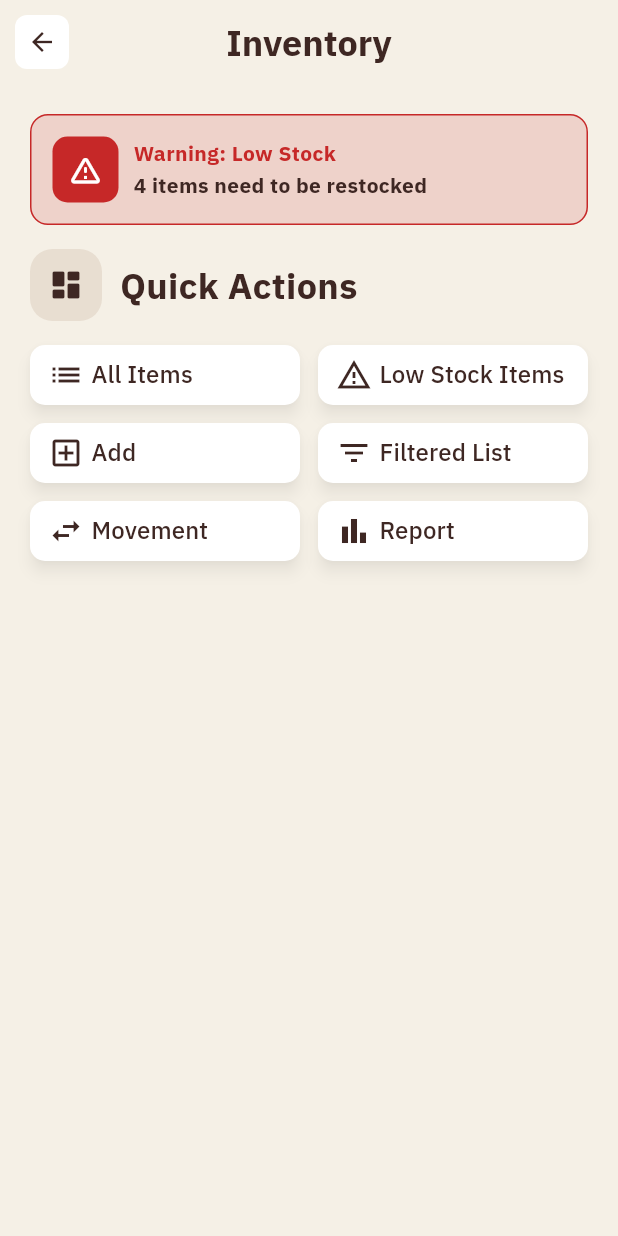
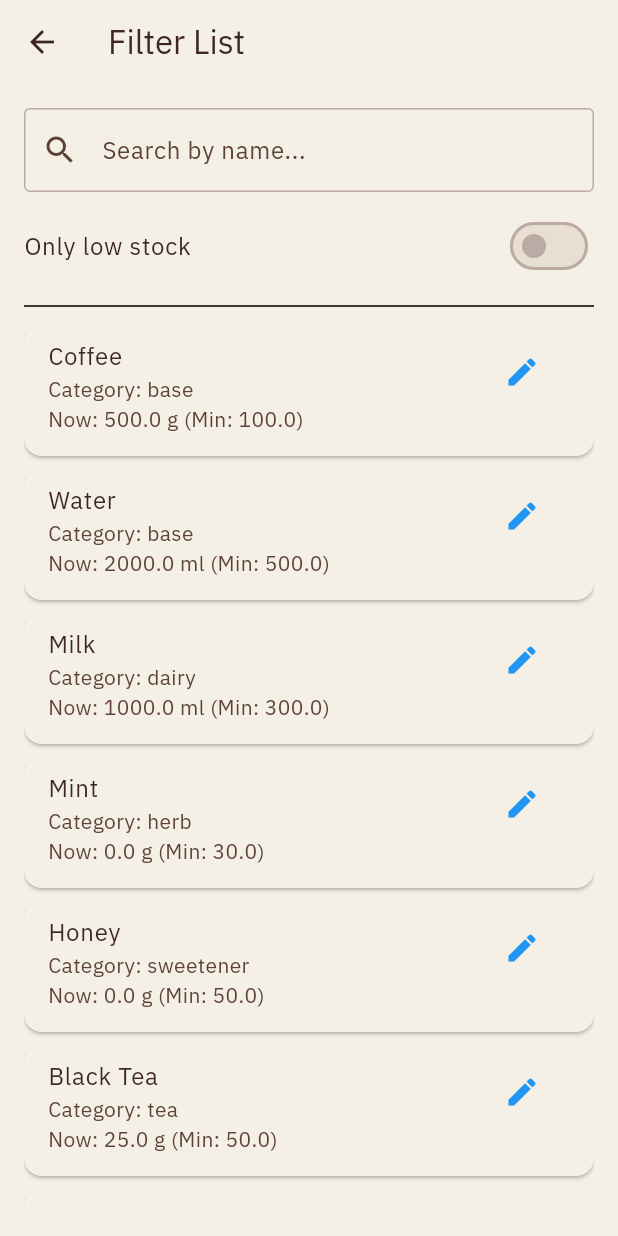
Before and after one commit to anabeatm/sistema-de-gestao-para-cafeteria, a Flutter app: the InventoryPage screen opened by its route, after a tap on "Filtered List", on a phone screen of 412 x 824 dp. Run offline on Flutter 3.47's test engine with Material 3 defaults, Android fonts, the phone set to English and light mode, and no system bars; our stand-ins replace go_router.

Commit message:
feat: add inventory filter list screen and update routes

```diff
--- a/projeto_cafeteria/lib/config/routes.dart
+++ b/projeto_cafeteria/lib/config/routes.dart
@@ -6,10 +6,11 @@ class Routes {
   static String lowStock = '/inventory/low-stock-list';
   static String inventoryAdd = '/inventory/add';
   static String inventoryEdit = '/inventory/edit';
+  static const filteredList = '/inventory/filtered';
+
   static String inventoryMovement = '/inventory/movement';
   static const inventoryStock = '/inventory/stock';
   static const inventoryHistory = '/inventory/history';
-  static const filteredList = '/inventory/filtered';
   static const consumptionReport = '/inventory/report';
 
   static String orders = '/orders';
--- a/projeto_cafeteria/lib/main.dart
+++ b/projeto_cafeteria/lib/main.dart
@@ -2,6 +2,7 @@ import 'package:flutter/material.dart';
 import 'package:projeto_cafeteria/screens/home_page.dart';
 import 'package:projeto_cafeteria/screens/inventory/inventory_add.dart';
 import 'package:projeto_cafeteria/screens/inventory/inventory_edit.dart';
+import 'package:projeto_cafeteria/screens/inventory/inventory_filterlist.dart';
 import 'package:projeto_cafeteria/screens/inventory/inventory_list.dart';
 import 'package:projeto_cafeteria/screens/inventory/inventory_lowstock.dart';
 import 'package:projeto_cafeteria/screens/inventory/inventory_movement.dart';
@@ -61,12 +62,11 @@ class MyApp extends StatelessWidget {
           Routes.inventoryList: (context) => const InventoryList(),
           Routes.lowStock: (context) => const LowStockPage(),
           Routes.inventoryAdd: (context) => const InventoryAddPage(),
+          Routes.filteredList: (context) => const InventoryFilterList(),
 
-          // Routes.inventoryEdit: (context) => const InventoryEditPage(),
           Routes.inventoryMovement: (context) => const InventoryMovementPage(),
           // Routes.inventoryStock: (context) => const InventoryStockPage(),
           // Routes.inventoryHistory: (context) => const InventoryHistoryPage(),
-          // Routes.filteredList: (context) => const FilteredListPage(),
           // Routes.consumptionReport: (context) => const ConsumptionReportPage(),
           Routes.orders: (context) => const OrdersPage(),
           Routes.newOrder: (context) => const NewOrderPage(),
--- /dev/null
+++ b/projeto_cafeteria/lib/screens/inventory/inventory_filterlist.dart
@@ -0,0 +1,112 @@
+import 'package:flutter/material.dart';
+import 'package:projeto_cafeteria/models/inventory_item.dart';
+import 'package:projeto_cafeteria/screens/inventory/inventory_edit.dart';
+import 'package:projeto_cafeteria/stores/inventory_store.dart';
+
+class InventoryFilterList extends StatefulWidget {
+  const InventoryFilterList({super.key});
+
+  @override
+  State<InventoryFilterList> createState() => _InventoryFilterListState();
+}
+
+class _InventoryFilterListState extends State<InventoryFilterList> {
+  String _searchQuery = '';
+  bool _showOnlyLowStock = false;
+
+  List<InventoryItem> get _filteredItems {
+    List<InventoryItem> items = InventoryStore.getAll();
+
+    if (_showOnlyLowStock) {
+      items = items.where((item) => item.isLowStock || item.isOutOfStock).toList();
+    }
+
+    if (_searchQuery.isNotEmpty) {
+      items = items.where((item) =>
+        item.name.toLowerCase().contains(_searchQuery.toLowerCase())
+      ).toList();
+    }
+
+    return items;
+  }
+
+  @override
+  Widget build(BuildContext context) {
+    final itemsToDisplay = _filteredItems;
+
+    return Scaffold(
+      appBar: AppBar(
+        title: const Text('Filter List'),
+      ),
+      body: Padding(
+        padding: const EdgeInsets.all(16.0),
+        child: Column(
+          children: [
+            TextField(
+              decoration: const InputDecoration(
+                labelText: 'Search by name...',
+                prefixIcon: Icon(Icons.search),
+                border: OutlineInputBorder(),
+              ),
+              onChanged: (value) {
+                setState(() {
+                  _searchQuery = value;
+                });
+              },
+            ),
+
+            const SizedBox(height: 8),
+
+            SwitchListTile(
+              contentPadding: EdgeInsets.zero,
+              title: const Text('Only low stock'),
+              value: _showOnlyLowStock,
+              onChanged: (value) {
+                setState(() {
+                  _showOnlyLowStock = value;
+                });
+              },
+            ),
+
+            const Divider(height: 24),
+
+            Expanded(
+              child: itemsToDisplay.isEmpty
+                  ? const Center(child: Text('0 items found.'))
+                  : ListView.builder(
+                      itemCount: itemsToDisplay.length,
+                      itemBuilder: (context, index) {
+                        final item = itemsToDisplay[index];
+
+                        return Card(
+                          elevation: 1,
+                          margin: const EdgeInsets.only(bottom: 8),
+                          child: ListTile(
+                            title: Text(item.name),
+                            subtitle: Text(
+                              'Category: ${item.category.name}\n'
+                              'Now: ${item.quantity} ${item.unit.name} (Min: ${item.minQuantity})'
+                            ),
+                            isThreeLine: true,
+                            trailing: IconButton(
+                              icon: const Icon(Icons.edit, color: Colors.blue),
+                              onPressed: () {
+                                Navigator.push(
+                                  context,
+                                  MaterialPageRoute(
+                                    builder: (context) => InventoryEditPage(item: item),
+                                  ),
+                                );
+                              },
+                            ),
+                          ),
+                        );
+                      },
+                    ),
+            ),
+          ],
+        ),
+      ),
+    );
+  }
+}
```
